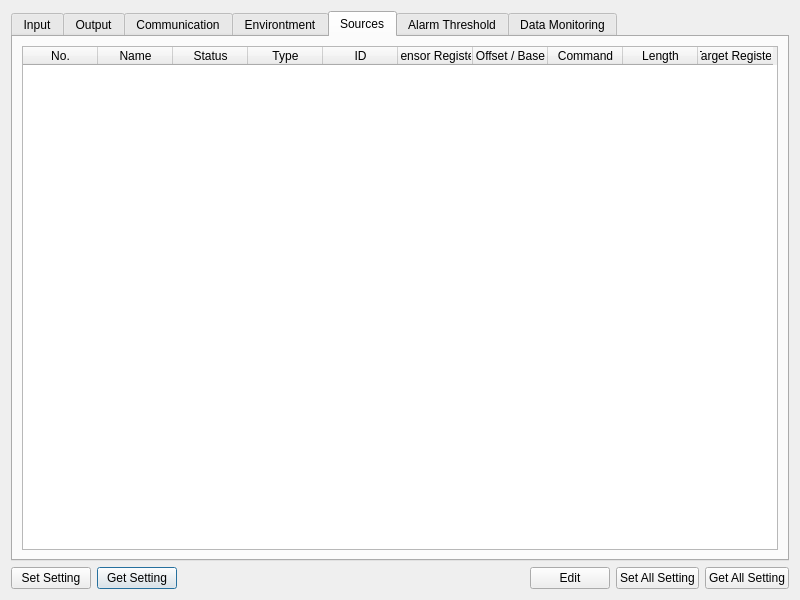
zenaki/RTU, file view/formmodule.ui: the form before one commit.
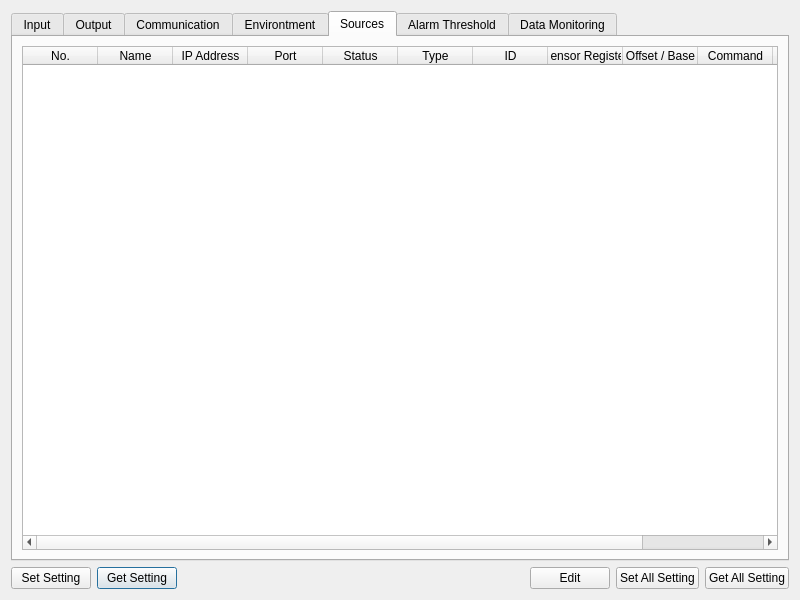
The form after the commit. The open tabs and pages were chosen to show the change. Icons and pictures are not drawn.

```diff
--- a/view/formmodule.ui
+++ b/view/formmodule.ui
@@ -1373,6 +1373,16 @@
            <string>Name</string>
           </property>
          </column>
+         <column>
+          <property name="text">
+           <string>IP Address</string>
+          </property>
+         </column>
+         <column>
+          <property name="text">
+           <string>Port</string>
+          </property>
+         </column>
          <column>
           <property name="text">
            <string>Status</string>
```
Left out of the diff: 7 changed lines with no effect on the pictures.
